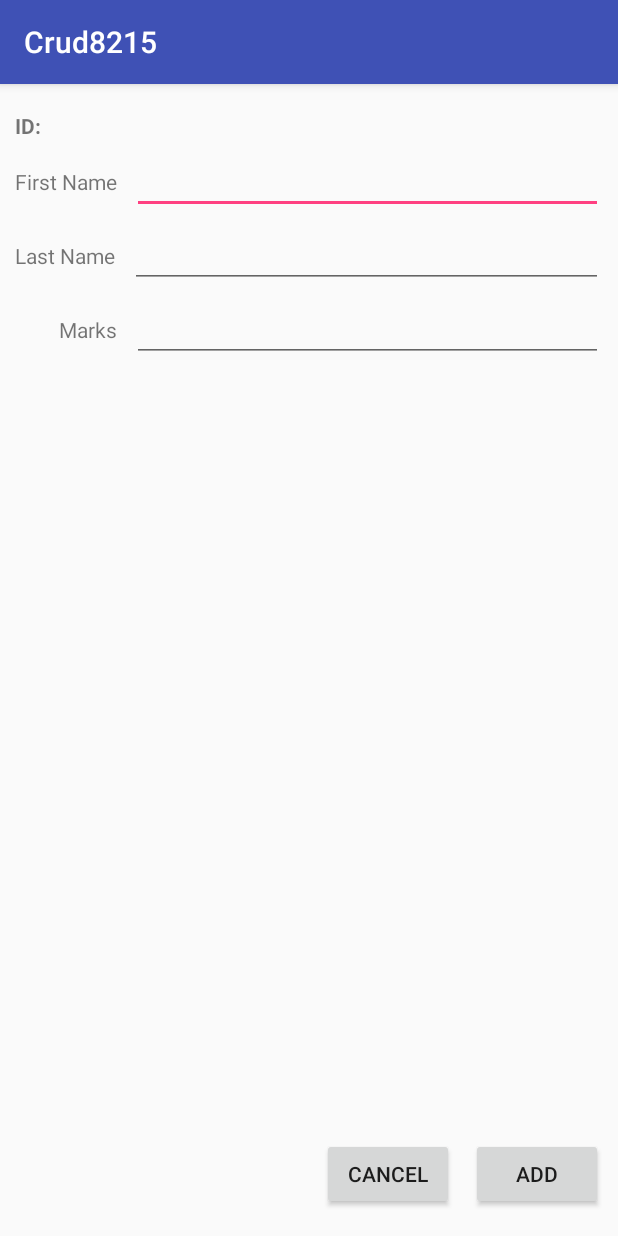
After one commit to joelconestoga/crud8215, an Android app: the AddActivity screen opened directly, with no data from a screen before it, on a phone screen of 412 x 824 dp. The commit adds this screen. Run offline under Robolectric (Android 15) with nearby library versions, the phone set to English and light mode, and no system bars.

Commit message:
created activity for new student

```diff
--- a/Crud8215/app/build.gradle
+++ b/Crud8215/app/build.gradle
@@ -26,6 +26,6 @@ dependencies {
     })
     compile 'com.android.support:appcompat-v7:25.3.1'
     compile 'com.android.support.constraint:constraint-layout:1.0.2'
+    compile 'com.android.support:design:25.3.1'
     testCompile 'junit:junit:4.12'
-    compile 'com.android.support:design:25.3.1'
 }
--- a/Crud8215/app/src/main/AndroidManifest.xml
+++ b/Crud8215/app/src/main/AndroidManifest.xml
@@ -16,6 +16,7 @@
                 <category android:name="android.intent.category.LAUNCHER" />
             </intent-filter>
         </activity>
+        <activity android:name=".AddActivity"></activity>
     </application>
 
 </manifest>
--- /dev/null
+++ b/Crud8215/app/src/main/java/ca/joel/crud8215/AddActivity.java
@@ -0,0 +1,34 @@
+package ca.joel.crud8215;
+
+import android.content.Intent;
+import android.support.v7.app.AppCompatActivity;
+import android.os.Bundle;
+import android.view.View;
+import android.widget.Button;
+
+public class AddActivity extends AppCompatActivity {
+
+    Button btnCancel;
+
+    @Override
+    protected void onCreate(Bundle savedInstanceState) {
+        super.onCreate(savedInstanceState);
+        setContentView(R.layout.activity_add);
+
+        btnCancel = (Button) findViewById(R.id.btnCancel);
+        setupButton();
+    }
+
+    private void setupButton() {
+        btnCancel.setOnClickListener(
+                new View.OnClickListener() {
+                    @Override
+                    public void onClick(View v) {
+                        Intent intent = new Intent(AddActivity.this, MainActivity.class);
+                        //intent.putExtra("info", edtInfo.getText().toString());
+                        startActivity(intent);
+                    }
+                }
+        );
+    }
+}
--- a/Crud8215/app/src/main/java/ca/joel/crud8215/MainActivity.java
+++ b/Crud8215/app/src/main/java/ca/joel/crud8215/MainActivity.java
@@ -1,9 +1,11 @@
 package ca.joel.crud8215;
 
 import android.content.Context;
+import android.content.Intent;
 import android.support.annotation.LayoutRes;
 import android.support.annotation.NonNull;
 import android.support.annotation.Nullable;
+import android.support.design.widget.FloatingActionButton;
 import android.support.v7.app.AppCompatActivity;
 import android.os.Bundle;
 import android.view.LayoutInflater;
@@ -19,10 +21,15 @@ public class MainActivity extends AppCompatActivity {
 
     StudentAdapter adapter;
 
+    FloatingActionButton flbAdd;
+
     @Override
     protected void onCreate(Bundle savedInstanceState) {
         super.onCreate(savedInstanceState);
         setContentView(R.layout.activity_main);
+
+        flbAdd = (FloatingActionButton) findViewById(R.id.flbAdd);
+        setupButton();
 
         adapter = new StudentAdapter(getApplicationContext(), R.layout.layout_student);
 
@@ -32,6 +39,20 @@ public class MainActivity extends AppCompatActivity {
         adapter.add(new Student(1, "Joel", "Matsu", 96));
         adapter.add(new Student(2, "Joel", "Matsu", 96));
         adapter.add(new Student(3, "Joel", "Matsu", 96));
+
+    }
+
+    private void setupButton() {
+        flbAdd.setOnClickListener(
+                new View.OnClickListener() {
+                    @Override
+                    public void onClick(View v) {
+                        Intent intent = new Intent(MainActivity.this, AddActivity.class);
+                        //intent.putExtra("info", edtInfo.getText().toString());
+                        startActivity(intent);
+                    }
+                }
+        );
     }
 
     class Student {
--- /dev/null
+++ b/Crud8215/app/src/main/res/layout/activity_add.xml
@@ -0,0 +1,123 @@
+<?xml version="1.0" encoding="utf-8"?>
+<RelativeLayout xmlns:android="http://schemas.android.com/apk/res/android"
+    xmlns:tools="http://schemas.android.com/tools"
+    android:layout_width="match_parent"
+    android:layout_height="match_parent"
+    tools:context="ca.joel.crud8215.AddActivity">
+
+    <TextView
+        android:id="@+id/txvId"
+        android:layout_width="wrap_content"
+        android:layout_height="wrap_content"
+        android:layout_alignLeft="@+id/txvFirstName"
+        android:layout_alignParentTop="true"
+        android:layout_alignParentRight="true"
+        android:layout_alignParentLeft="true"
+        android:layout_marginTop="18dp"
+        android:layout_marginLeft="10dp"
+        android:textStyle="bold"
+        android:layout_alignStart="@+id/txvFirstName"
+        android:text="ID:" />
+
+    <TextView
+        android:id="@+id/txvFirstName"
+        android:layout_width="wrap_content"
+        android:layout_height="wrap_content"
+        android:layout_below="@id/txvId"
+        android:layout_marginLeft="10dp"
+        android:layout_alignParentLeft="true"
+        android:layout_alignParentStart="true"
+        android:layout_marginTop="18dp"
+        android:text="First Name"
+        android:gravity="right" />
+
+    <EditText
+        android:id="@+id/edtFirstName"
+        android:layout_width="wrap_content"
+        android:layout_height="wrap_content"
+        android:layout_marginLeft="10dp"
+        android:layout_marginRight="10dp"
+        android:layout_alignBaseline="@+id/txvFirstName"
+        android:layout_alignBottom="@+id/txvFirstName"
+        android:ems="10"
+        android:inputType="textPersonName"
+        android:layout_toRightOf="@+id/txvFirstName"
+        android:layout_alignParentRight="true"
+        android:layout_alignParentEnd="true" />
+
+    <TextView
+        android:id="@+id/txvLastName"
+        android:layout_width="wrap_content"
+        android:layout_height="wrap_content"
+        android:layout_marginTop="18dp"
+        android:layout_marginLeft="10dp"
+        android:layout_alignParentLeft="true"
+        android:layout_alignParentStart="true"
+        android:text="Last Name"
+        android:gravity="right"
+        android:layout_below="@+id/edtFirstName" />
+
+    <EditText
+        android:id="@+id/edtLastName"
+        android:layout_width="wrap_content"
+        android:layout_height="wrap_content"
+        android:layout_marginLeft="10dp"
+        android:layout_marginRight="10dp"
+        android:layout_alignBaseline="@+id/txvLastName"
+        android:layout_alignBottom="@+id/txvLastName"
+        android:ems="10"
+        android:inputType="textPersonName"
+        android:layout_toRightOf="@+id/txvLastName"
+        android:layout_alignParentRight="true"
+        android:layout_alignParentEnd="true" />
+
+    <TextView
+        android:id="@+id/txvMarks"
+        android:layout_width="wrap_content"
+        android:layout_height="wrap_content"
+        android:layout_marginTop="18dp"
+        android:layout_marginLeft="10dp"
+        android:layout_alignParentLeft="true"
+        android:layout_alignParentStart="true"
+        android:text="Marks"
+        android:gravity="right"
+        android:layout_below="@+id/edtLastName"
+        android:layout_alignRight="@+id/txvFirstName"
+        android:layout_alignEnd="@+id/txvFirstName" />
+
+    <EditText
+        android:id="@+id/edtMarks"
+        android:layout_width="wrap_content"
+        android:layout_height="wrap_content"
+        android:layout_alignBaseline="@+id/txvMarks"
+        android:layout_alignBottom="@+id/txvMarks"
+        android:layout_alignEnd="@+id/edtLastName"
+        android:layout_alignLeft="@+id/edtFirstName"
+        android:layout_alignRight="@+id/edtLastName"
+        android:layout_alignStart="@+id/edtFirstName"
+        android:ems="10"
+        android:inputType="number" />
+
+    <Button
+        android:id="@+id/btnAdd"
+        android:layout_width="wrap_content"
+        android:layout_height="wrap_content"
+        android:layout_alignEnd="@+id/edtMarks"
+        android:layout_alignParentBottom="true"
+        android:layout_alignRight="@+id/edtMarks"
+        android:layout_marginBottom="17dp"
+        android:text="ADD" />
+
+    <Button
+        android:id="@+id/btnCancel"
+        android:layout_width="wrap_content"
+        android:layout_height="wrap_content"
+        android:layout_alignTop="@+id/btnAdd"
+        android:layout_marginEnd="11dp"
+        android:layout_marginRight="11dp"
+        android:layout_toLeftOf="@+id/btnAdd"
+        android:layout_toStartOf="@+id/btnAdd"
+        android:text="CANCEL" />
+
+
+</RelativeLayout>
```
